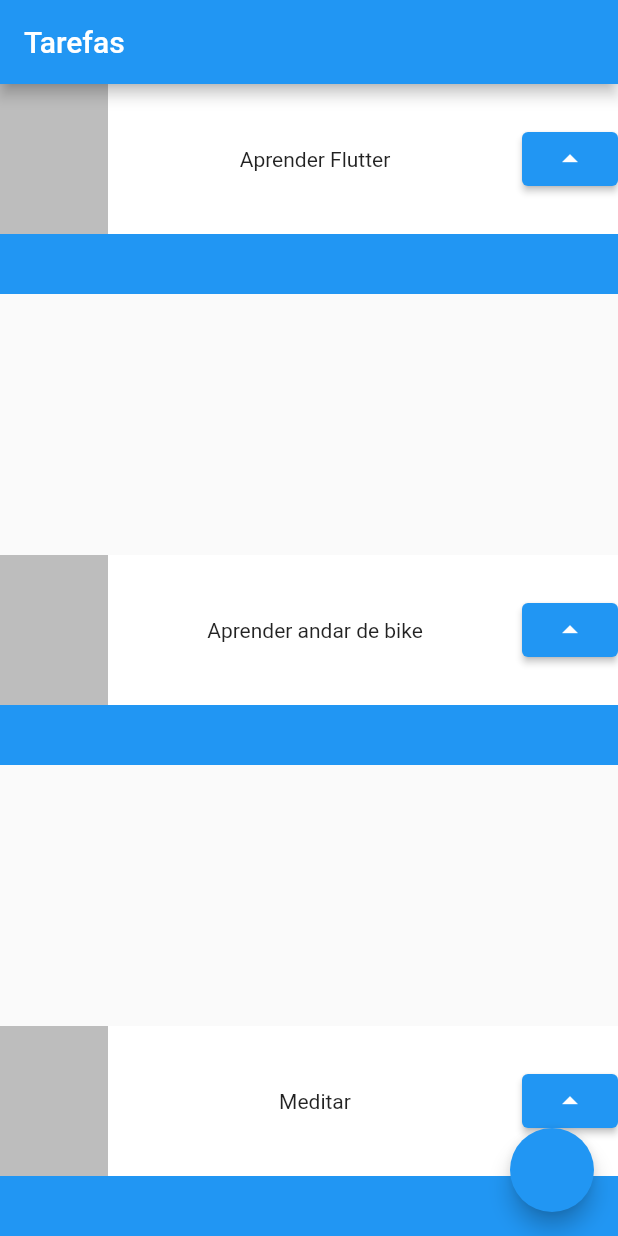
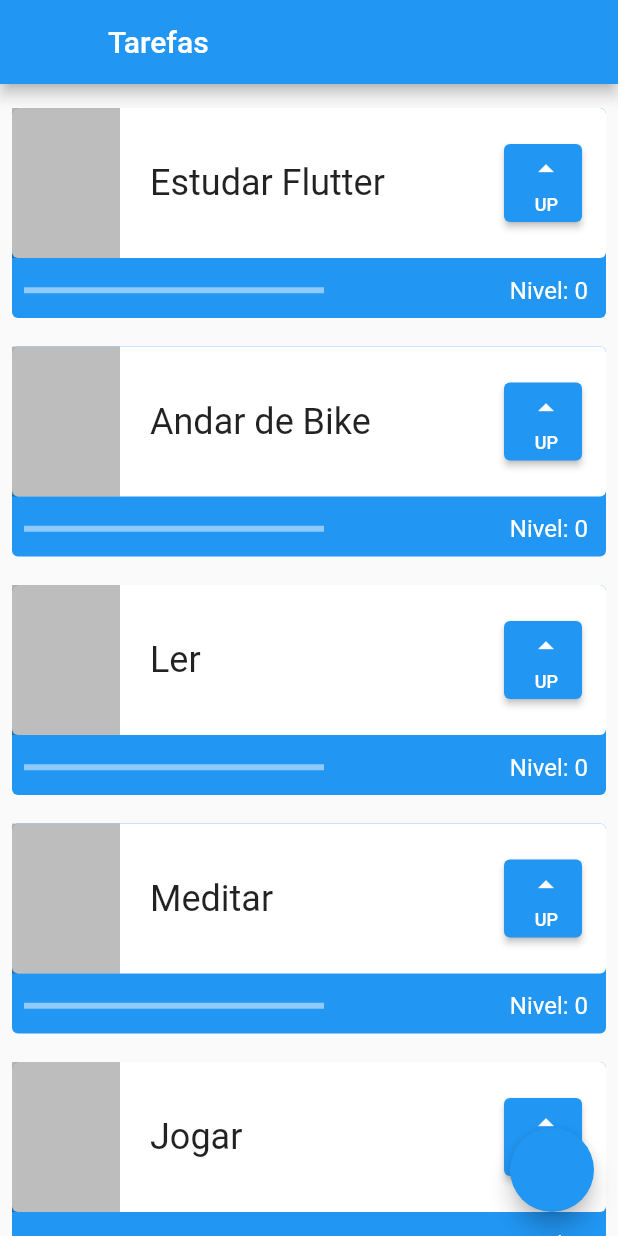
Before and after one commit to thanaracs/iniciando-flutter, a Flutter app: the screen it shows after launch, on a phone screen of 412 x 824 dp. Run offline on Flutter 3.47's test engine with Material 2 defaults, Android fonts, the phone set to English and light mode, and no system bars.

Commit message:
app funcionando

```diff
--- a/lib/main.dart
+++ b/lib/main.dart
@@ -10,56 +10,168 @@ class MyApp extends StatelessWidget {
   // This widget is the root of your application.
   @override
   Widget build(BuildContext context) {
+    // print(MediaQuery.of(context).size.width);
     return MaterialApp(
       title: 'Flutter Demo',
       theme: ThemeData(
         primarySwatch: Colors.blue,
       ),
-      home:Scaffold(
+      home: Home(),
+    );
+  }
+}
+
+class Home extends StatelessWidget {
+  const Home({Key? key}) : super(key: key);
+
+  @override
+  Widget build(BuildContext context) {
+    return MaterialApp(
+      title: 'Flutter Demo',
+      theme: ThemeData(
+        primarySwatch: Colors.blue,
+      ),
+      home: Scaffold(
         appBar: AppBar(
-          title: Text('Tarefas'),
+          title: const Text('Tarefas'),
+          leading: Container(),
         ),
-          body: Column(
-            mainAxisAlignment: MainAxisAlignment.spaceBetween,
-            children: [
-              Task('Aprender Flutter'),
-              Task('Aprender andar de bike'),
-              Task('Meditar'),
+        body: ListView(
+          children: const [
+            Padding(
+              padding: EdgeInsets.only(top: 8),
+              child: Tasks(
+                'Estudar Flutter',
+              ),
+            ),
+            Tasks(
+              'Andar de Bike',
+            ),
+            Tasks(
+              'Ler',
+            ),
+            Tasks(
+              'Meditar',
+            ),
+            Tasks(
+              'Jogar',
+            )
           ],
         ),
-          floatingActionButton: FloatingActionButton(onPressed: () {}
+        floatingActionButton: FloatingActionButton(
+          onPressed: () {},
         ),
       ),
     );
   }
 }
 
-class Task extends StatelessWidget {
-  final String nome_task;
-  const Task(this.nome_task, {Key? key}) : super (key: key);
+class Tasks extends StatefulWidget {
+  final String nome;
+  const Tasks(this.nome, {Key? key}) : super(key: key);
 
   @override
-  Widget build(BuildContext context){
-    return Container(
+  State<Tasks> createState() => _TasksState();
+}
+
+class _TasksState extends State<Tasks> {
+  @override
+  int nivel = 0;
+  Widget build(BuildContext context) {
+    return Padding(
+      padding: const EdgeInsets.all(8.0),
+      child: Container(
         child: Stack(
           children: [
-                Container(color: Colors.blue, height: 140,),
             Container(
+              decoration: BoxDecoration(
+                borderRadius: BorderRadius.circular(4),
+                color: Colors.blue,
+              ),
+              height: 140,
+            ),
+            Column(
+              mainAxisAlignment: MainAxisAlignment.spaceBetween,
+              children: [
+                Container(
+                  decoration: BoxDecoration(
+                    borderRadius: BorderRadius.circular(4),
                     color: Colors.white,
+                  ),
                   height: 100,
                   child: Row(
                     mainAxisAlignment: MainAxisAlignment.spaceBetween,
+                    crossAxisAlignment: CrossAxisAlignment.center,
                     children: [
                       Container(
-                        color: Colors.black26,
                         width: 72,
                         height: 100,
+                        color: Colors.black26,
                       ),
-                      Text(nome_task),
-                      ElevatedButton(onPressed: (){}, child: Icon(Icons.arrow_drop_up))
+                      Container(
+                        width: 200,
+                        child: Text(
+                          widget.nome,
+                          style: const TextStyle(
+                              fontSize: 24, overflow: TextOverflow.ellipsis),
+                        ),
+                      ),
+                      Padding(
+                        padding: const EdgeInsets.all(16.0),
+                        child: Container(
+                          height: 52,
+                          width: 52,
+                          child: ElevatedButton(
+                            onPressed: () {
+                              setState(() {
+                                nivel++;
+                              });
+                            },
+                            child: Column(
+                              mainAxisAlignment: MainAxisAlignment.spaceEvenly,
+                              crossAxisAlignment: CrossAxisAlignment.end,
+                              children: const [
+                                Icon(Icons.arrow_drop_up),
+                                Text(
+                                  'UP',
+                                  style: TextStyle(fontSize: 12),
+                                ),
                               ],
-                  ),)
+                            ),
+                          ),
+                        ),
+                      )
                     ],
+                  ),
+                ),
+                Row(
+                  mainAxisAlignment: MainAxisAlignment.spaceBetween,
+                  children: [
+                    Padding(
+                      padding: const EdgeInsets.only(
+                        left: 8,
+                      ),
+                      child: Container(
+                        width: 200,
+                        child: LinearProgressIndicator(
+                          color: Colors.white,
+                          value: nivel / 10,
+                        ),
+                      ),
+                    ),
+                    Padding(
+                      padding: const EdgeInsets.all(12.0),
+                      child: Text(
+                        'Nivel: $nivel',
+                        style: TextStyle(color: Colors.white, fontSize: 16),
+                      ),
+                    ),
+                  ],
+                )
+              ],
+            ),
+          ],
+        ),
       ),
     );
   }
```
Also changed, not shown: assets/icon/bullbasaur.png (added), assets/icon/charmander.png (added), assets/icon/dratini.png (added), assets/icon/jigglypuff.png (added), assets/icon/pikachu.png (added), assets/icon/pokeball.png (added), assets/icon/psyduck.png (added), assets/icon/snorlax.png (added), assets/icon/squirtle.png (added), assets/icon/zubat.png (added), pubspec.lock, 3 other files. Lines whose indentation alone changed are shown as unchanged.
